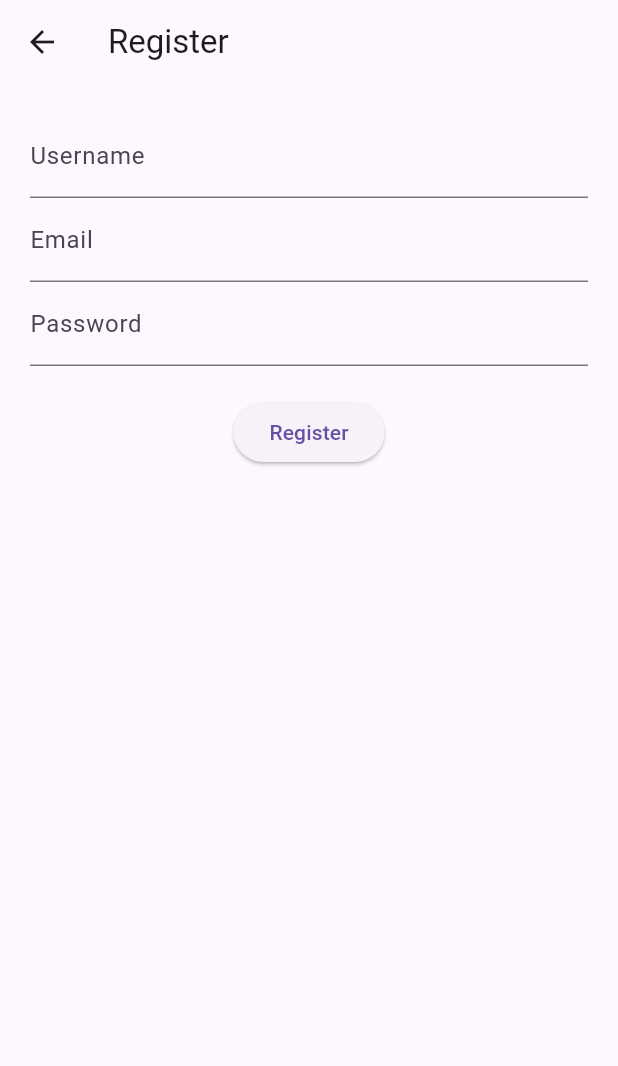
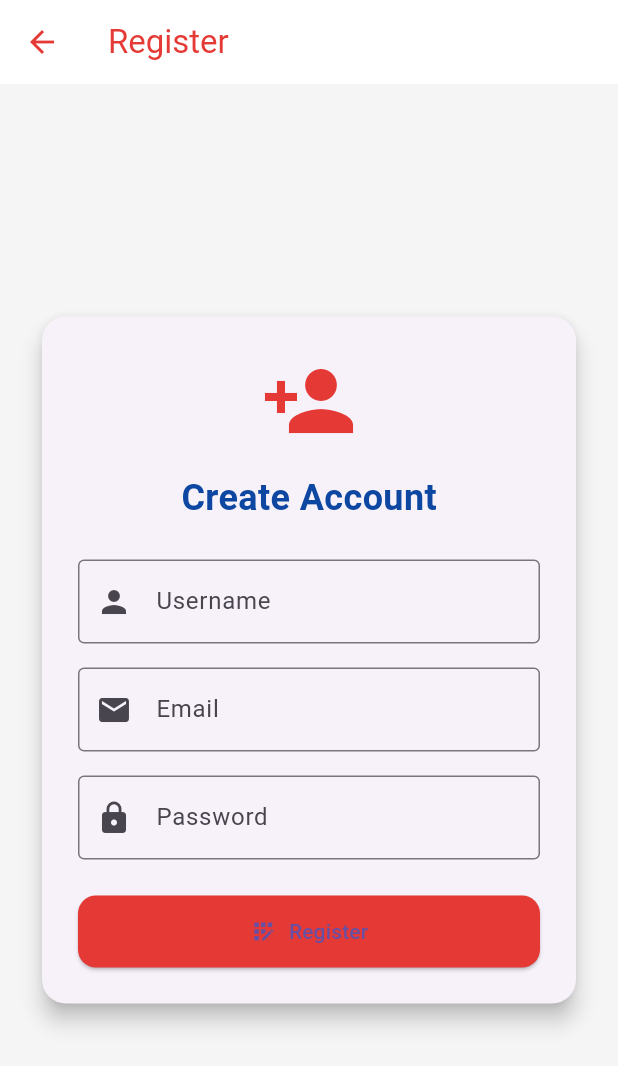
Before and after one commit to Matsuo-nii/Voir--mobile, a Flutter app: the RegisterScreen screen opened directly, after a tap on "Register", on a phone screen of 412 x 824 dp. Shown: the top 1066 px of the screen. Run offline on Flutter 3.47's test engine with Material 3 defaults, Android fonts, the phone set to English and light mode, and no system bars; network calls fail.

Commit message:
register screen  redesign

```diff
--- a/lib/screens/register_screen.dart
+++ b/lib/screens/register_screen.dart
@@ -12,37 +12,111 @@ class _RegisterScreenState extends State<RegisterScreen> {
   final _password = TextEditingController();
 
   String message = '';
+  Color messageColor = Colors.red;
 
   void _register() async {
     bool success = await AuthAPI.register(
-      _username.text,
-      _email.text,
+      _username.text.trim(),
+      _email.text.trim(),
       _password.text,
     );
 
     setState(() {
       message = success ? 'Registration Successful!' : 'Email already in use.';
+      messageColor = success ? Colors.green : Colors.red;
     });
 
-    if (success) Navigator.pop(context); // go to login screen
+    if (success) {
+      Future.delayed(Duration(seconds: 1), () => Navigator.pop(context));
+    }
   }
 
   @override
   Widget build(BuildContext context) {
+    final redColor = Colors.red[600];
+
     return Scaffold(
-      appBar: AppBar(title: Text('Register')),
-      body: Padding(
-        padding: EdgeInsets.all(20),
-        child: Column(
-          children: [
-            TextField(controller: _username, decoration: InputDecoration(labelText: 'Username')),
-            TextField(controller: _email, decoration: InputDecoration(labelText: 'Email')),
-            TextField(controller: _password, decoration: InputDecoration(labelText: 'Password'), obscureText: true),
-            SizedBox(height: 20),
-            ElevatedButton(onPressed: _register, child: Text('Register')),
-            SizedBox(height: 10),
-            Text(message, style: TextStyle(color: Colors.red)),
-          ],
+      backgroundColor: Colors.grey[100],
+      appBar: AppBar(
+        title: Text('Register', style: TextStyle(color: redColor)),
+        backgroundColor: Colors.white,
+        elevation: 0,
+        iconTheme: IconThemeData(color: redColor),
+      ),
+      body: Center(
+        child: SingleChildScrollView(
+          padding: EdgeInsets.all(24),
+          child: Card(
+            elevation: 6,
+            shape: RoundedRectangleBorder(borderRadius: BorderRadius.circular(16)),
+            child: Padding(
+              padding: EdgeInsets.all(24),
+              child: Column(
+                mainAxisSize: MainAxisSize.min,
+                children: [
+                  Icon(Icons.person_add, size: 64, color: redColor),
+                  SizedBox(height: 16),
+                  Text(
+                    'Create Account',
+                    style: TextStyle(
+                      fontSize: 24,
+                      fontWeight: FontWeight.bold,
+                      color: Colors.blue[900],
+                    ),
+                  ),
+                  SizedBox(height: 24),
+                  TextField(
+                    controller: _username,
+                    decoration: InputDecoration(
+                      labelText: 'Username',
+                      border: OutlineInputBorder(),
+                      prefixIcon: Icon(Icons.person),
+                    ),
+                  ),
+                  SizedBox(height: 16),
+                  TextField(
+                    controller: _email,
+                    decoration: InputDecoration(
+                      labelText: 'Email',
+                      border: OutlineInputBorder(),
+                      prefixIcon: Icon(Icons.email),
+                    ),
+                    keyboardType: TextInputType.emailAddress,
+                  ),
+                  SizedBox(height: 16),
+                  TextField(
+                    controller: _password,
+                    decoration: InputDecoration(
+                      labelText: 'Password',
+                      border: OutlineInputBorder(),
+                      prefixIcon: Icon(Icons.lock),
+                    ),
+                    obscureText: true,
+                  ),
+                  SizedBox(height: 24),
+                  SizedBox(
+                    width: double.infinity,
+                    child: ElevatedButton.icon(
+                      onPressed: _register,
+                      icon: Icon(Icons.app_registration),
+                      label: Text('Register'),
+                      style: ElevatedButton.styleFrom(
+                        backgroundColor: redColor,
+                        padding: EdgeInsets.symmetric(vertical: 14),
+                        shape: RoundedRectangleBorder(
+                          borderRadius: BorderRadius.circular(12),
+                        ),
+                      ),
+                    ),
+                  ),
+                  if (message.isNotEmpty) ...[
+                    SizedBox(height: 12),
+                    Text(message, style: TextStyle(color: messageColor)),
+                  ],
+                ],
+              ),
+            ),
+          ),
         ),
       ),
     );
```
